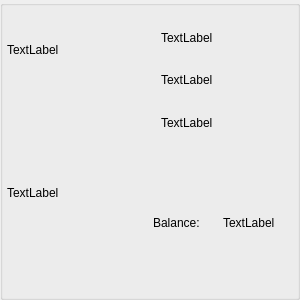
Old version of the form penyamanager/user/memberprofilegroupbox.ui in the repository eguzki/penyamanager.
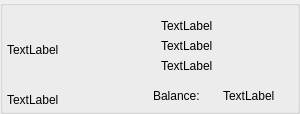
New version of the form.

The edit to the form file:
```diff
--- a/penyamanager/user/memberprofilegroupbox.ui
+++ b/penyamanager/user/memberprofilegroupbox.ui
@@ -7,7 +7,7 @@
     <x>0</x>
     <y>0</y>
     <width>300</width>
-    <height>300</height>
+    <height>111</height>
    </rect>
   </property>
   <property name="minimumSize">
```
